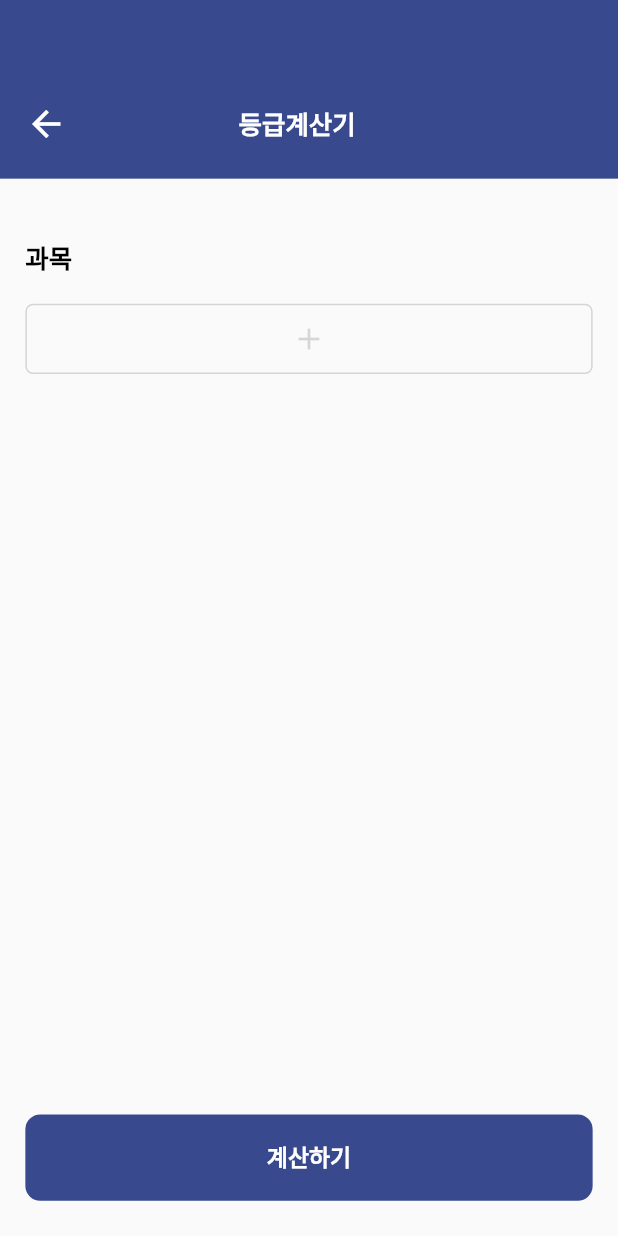
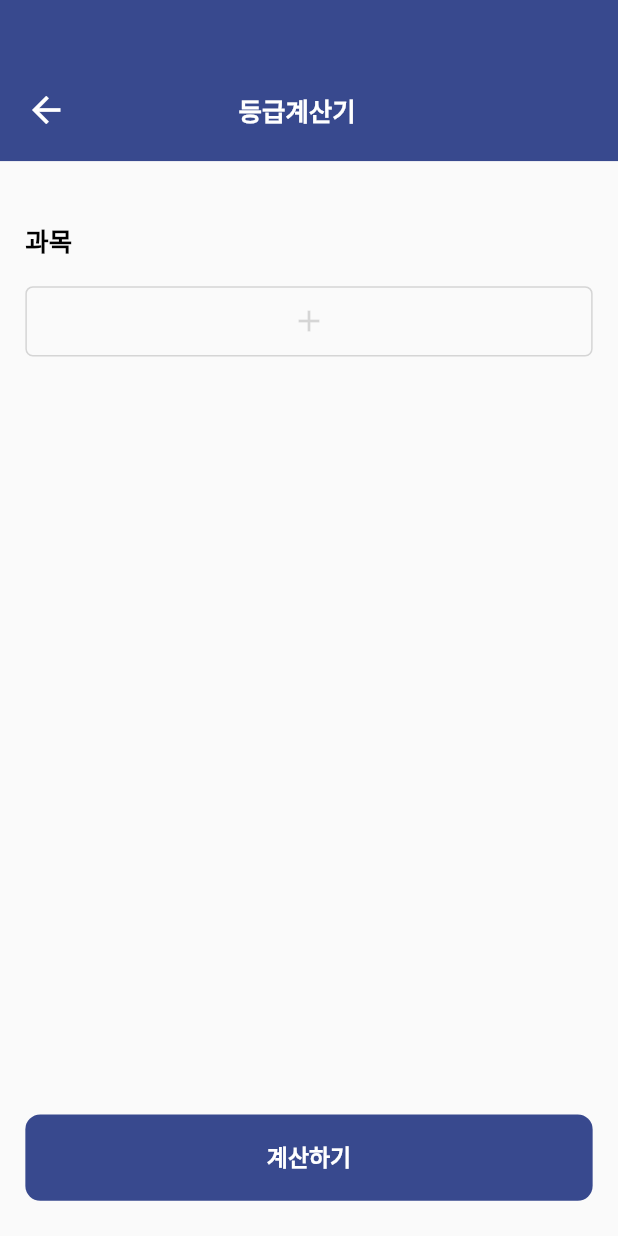
Before and after one commit to Project-Aht/Aht_SeoulAPI, a Flutter app: the GradeCalclulatorScreen screen opened directly, on a phone screen of 412 x 824 dp. Run offline on Flutter 3.47's test engine with Material 2 defaults, Android fonts, the light colour scheme and no system bars; our stand-ins replace cloud_firestore, firebase_auth, firebase_core, get, shared_preferences; accounts and stored records are empty; Roboto replaces fonts that are missing (Pretendard).

Commit message:
grade calculator building

```diff
--- a/lib/screens/grade_calculator_screen.dart
+++ b/lib/screens/grade_calculator_screen.dart
@@ -34,13 +34,13 @@ class _GradeCalclulatorScreenState extends State<GradeCalclulatorScreen> {
         children: [
           Container(
             width: screenWidth,
-            height: screenHeight / 844 * 122,
+            height: screenHeight / 844 * 110,
             decoration: const BoxDecoration(
               color: AhtColors.Main_Color,
             ),
             child: Column(
               children: [
-                SizedBox(height: screenHeight / 844 * 70),
+                SizedBox(height: screenHeight / 844 * 61),
                 SizedBox(
                   height: screenHeight / 844 * 28,
                   child: Row(
@@ -74,7 +74,12 @@ class _GradeCalclulatorScreenState extends State<GradeCalclulatorScreen> {
               left: screenWidth / 390 * 16,
               right: screenWidth / 390 * 16,
             ),
+            child: SizedBox(
+              height: screenHeight / 844 * 686,
               child: Column(
+                mainAxisAlignment: MainAxisAlignment.spaceBetween,
+                children: [
+                  Column(
                     children: [
                       const Row(
                         children: [
@@ -110,7 +115,8 @@ class _GradeCalclulatorScreenState extends State<GradeCalclulatorScreen> {
                             vertical: screenHeight / 844 * 4,
                           ),
                           child: Container(
-                      padding: EdgeInsets.only(left: 17 / 390 * screenWidth),
+                            padding:
+                                EdgeInsets.only(left: 17 / 390 * screenWidth),
                             decoration: BoxDecoration(
                               color: const Color(0xFFF4F4F4),
                               borderRadius: BorderRadius.circular(5),
@@ -157,17 +163,9 @@ class _GradeCalclulatorScreenState extends State<GradeCalclulatorScreen> {
                       ),
                     ],
                   ),
-          ),
-          const Expanded(
-            child: SizedBox(),
-          ),
-          Padding(
-            padding: EdgeInsets.only(
-              bottom: screenHeight / 844 * 24,
-              left: screenWidth / 390 * 16,
-              right: screenWidth / 390 * 16,
-            ),
-            child: GestureDetector(
+                  Column(
+                    children: [
+                      GestureDetector(
                         onTap: () {
                           //calculate
                           Get.off(
@@ -189,6 +187,12 @@ class _GradeCalclulatorScreenState extends State<GradeCalclulatorScreen> {
                               style: AhtTextTheme.ButtonText,
                             ),
                           ),
+                        ),
+                      ),
+                      SizedBox(height: screenHeight / 844 * 24),
+                    ],
+                  ),
+                ],
               ),
             ),
           ),
```
Also changed, not shown: lib/screens/grade_result_screen.dart (+20 -0 lines), lib/screens/myinfo_screen.dart (+37 -6 lines). Lines whose indentation alone changed are shown as unchanged.
